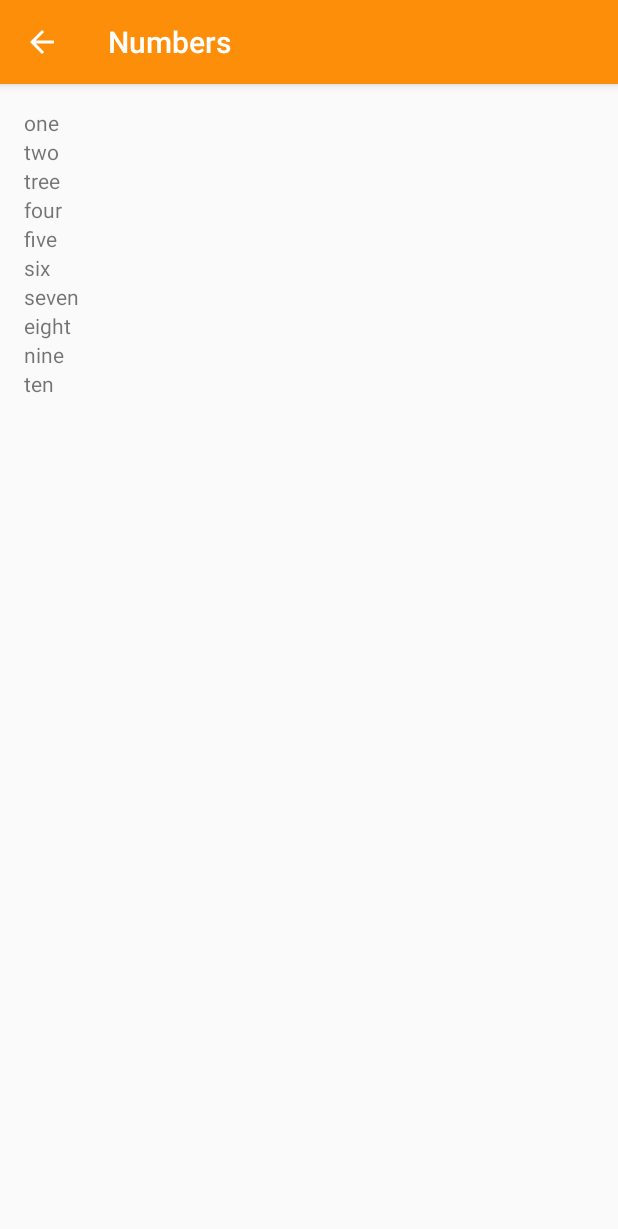
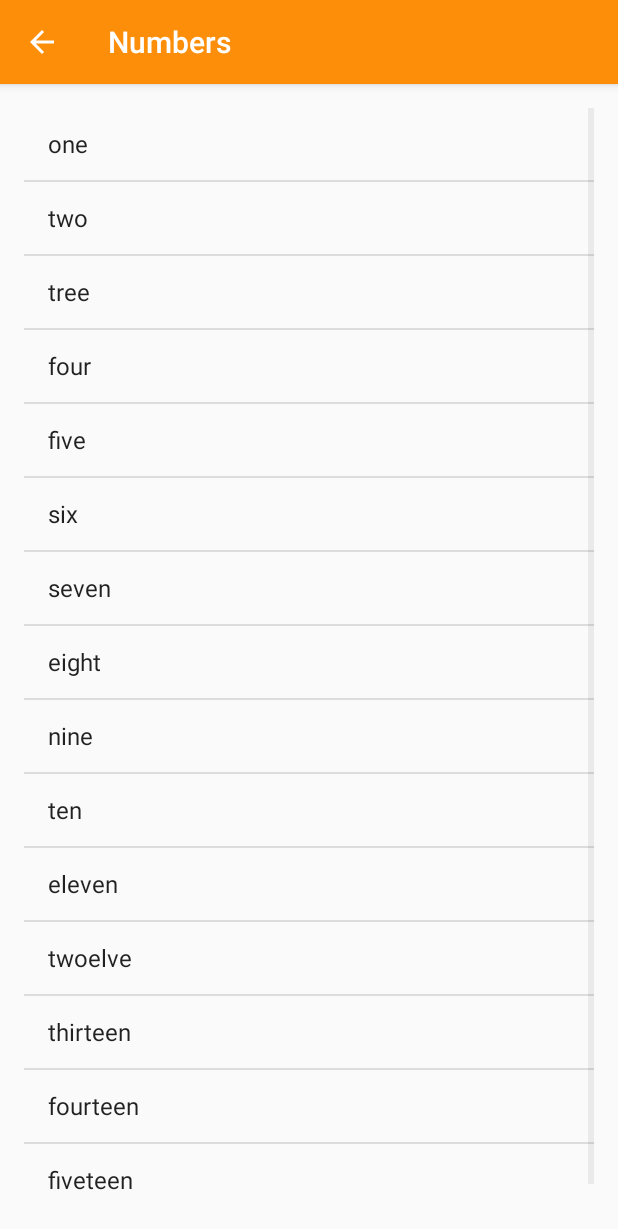
Before and after one commit to zhavei/LanguangeApp, an Android app: the NumbersActivity screen opened directly, with no data from a screen before it, on a phone screen of 412 x 824 dp. Shown: the top 1229 px of the screen. Run offline under Robolectric (Android 15) with nearby library versions, the phone set to English and light mode, and no system bars.

Commit message:
add recycleview

```diff
--- a/app/src/main/java/com/zhavei/languangeapp/NumbersActivity.java
+++ b/app/src/main/java/com/zhavei/languangeapp/NumbersActivity.java
@@ -16,16 +16,14 @@
 package com.zhavei.languangeapp;
 
 import android.os.Bundle;
-import android.util.Log;
 import android.widget.ArrayAdapter;
 import android.widget.LinearLayout;
+import android.widget.ListView;
 import android.widget.TextView;
 
 import androidx.appcompat.app.AppCompatActivity;
-import androidx.appcompat.widget.DialogTitle;
 
 import java.util.ArrayList;
-import java.util.Stack;
 
 public class NumbersActivity extends AppCompatActivity {
     private static final String TAG = "NumbersActivity";
@@ -49,6 +47,12 @@
         numbersArray.add("eight");
         numbersArray.add("nine");
         numbersArray.add("ten");
+        numbersArray.add("eleven");
+        numbersArray.add("twoelve");
+        numbersArray.add("thirteen");
+        numbersArray.add("fourteen");
+        numbersArray.add("fiveteen");
+        numbersArray.add("sixteen");
 
 //        //get list index by one element
 //        LinearLayout rootView = (LinearLayout) findViewById(R.id.number_activity_layoutid);
@@ -57,15 +61,15 @@
 //        rootView.addView(wordView);
 
 //        //iterate arraylist using forloop
-        LinearLayout rootView = (LinearLayout) findViewById(R.id.number_activity_layoutid);
-        for (int i = 0; i < numbersArray.size(); i++) {
-            // Create a new TextView
-            TextView wordView = new TextView(this);
-            // Set the text to be word at the current index
-            wordView.setText(numbersArray.get(i));
-            // Add this TextView as another child to the root view of this layout
-            rootView.addView(wordView);
-        }
+//        LinearLayout rootView = (LinearLayout) findViewById(R.id.number_activity_list);
+//        for (int i = 0; i < numbersArray.size(); i++) {
+//            // Create a new TextView
+//            TextView wordView = new TextView(this);
+//            // Set the text to be word at the current index
+//            wordView.setText(numbersArray.get(i));
+//            // Add this TextView as another child to the root view of this layout
+//            rootView.addView(wordView);
+//        }
 //        // iterate using whileloop
 //        LinearLayout rootView = (LinearLayout) findViewById(R.id.number_activity_layoutid);
 //        int index = 0;
@@ -80,5 +84,10 @@
 //            index++;
 //        }
 
+            // using simple recycle view
+          ArrayAdapter<String> stringArrayAdapter = new ArrayAdapter<String>(this, android.R.layout.simple_list_item_1, numbersArray);
+          ListView listView = (ListView) findViewById(R.id.number_activity_list);
+          listView.setAdapter(stringArrayAdapter);
+
     }
 }
--- a/app/src/main/res/layout/activity_numbers.xml
+++ b/app/src/main/res/layout/activity_numbers.xml
@@ -12,7 +12,7 @@
      See the License for the specific language governing permissions and
      limitations under the License.
 -->
-<LinearLayout xmlns:android="http://schemas.android.com/apk/res/android"
+<ListView xmlns:android="http://schemas.android.com/apk/res/android"
     xmlns:tools="http://schemas.android.com/tools"
     style="@style/Numbers_Activity_colorPrimary"
     android:layout_width="match_parent"
@@ -22,9 +22,7 @@
     android:paddingRight="@dimen/activity_horizontal_margin"
     android:paddingBottom="@dimen/activity_vertical_margin"
     android:orientation="vertical"
-    android:id="@+id/number_activity_layoutid"
+    android:id="@+id/number_activity_list"
     tools:context="com.zhavei.languangeapp.NumbersActivity">
 
-
-
-</LinearLayout>
+</ListView>
```
